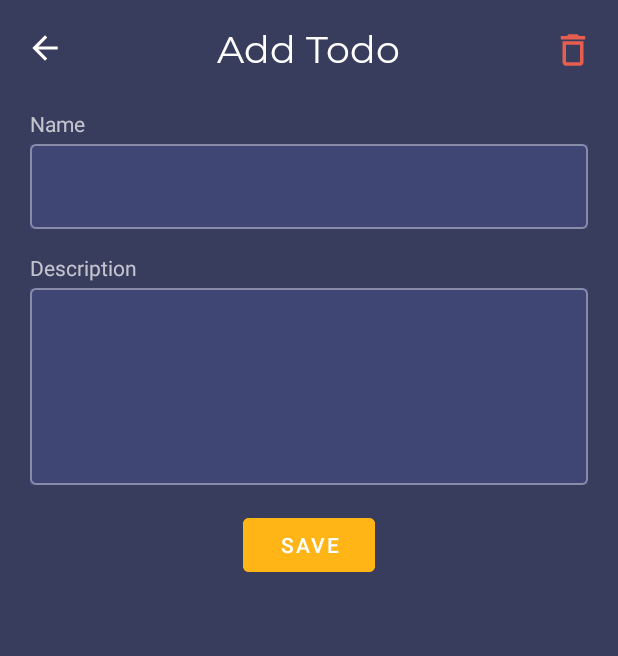
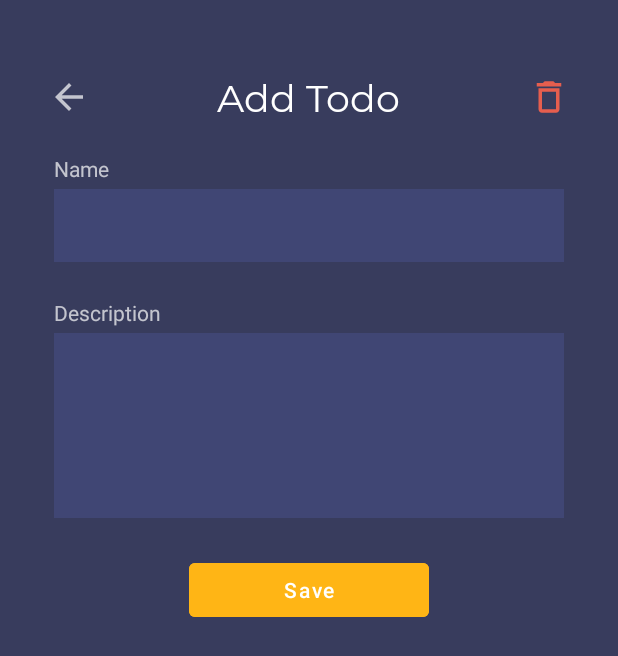
Before and after one commit to Ericwhh/Beproductiv, an Android app: the TodoItemForm screen opened directly, with no data from a screen before it, on a phone screen of 412 x 824 dp. Shown: the top 656 px of the screen. Run offline under Robolectric (Android 15) with nearby library versions, the phone set to English and light mode, and no system bars.

Commit message:
Change todo form back/delete button to be actual buttons

```diff
--- a/app/src/main/java/ca/bcit/beproductiv/TodoItemForm.java
+++ b/app/src/main/java/ca/bcit/beproductiv/TodoItemForm.java
@@ -20,5 +20,22 @@ public class TodoItemForm extends AppCompatActivity {
                 finish();
             }
         });
+
+        Button backButton = findViewById(R.id.todo_form_back_button);
+        backButton.setOnClickListener(new View.OnClickListener() {
+            @Override
+            public void onClick(View v) {
+                finish();
+            }
+        });
+
+        Button deleteButton = findViewById(R.id.todo_form_delete_button);
+        deleteButton.setOnClickListener(new View.OnClickListener() {
+            @Override
+            public void onClick(View v) {
+                // TODO
+            }
+        });
+
     }
 }
--- a/app/src/main/res/layout/activity_home.xml
+++ b/app/src/main/res/layout/activity_home.xml
@@ -23,7 +23,6 @@
         android:id="@+id/pager"
         android:layout_width="match_parent"
         android:layout_height="match_parent"
-        style="@style/PaddingLayout"
         >
         <com.google.android.material.tabs.TabLayout
             android:id="@+id/tab_layout"
--- a/app/src/main/res/layout/activity_todo_item_form.xml
+++ b/app/src/main/res/layout/activity_todo_item_form.xml
@@ -5,6 +5,7 @@
     android:layout_width="match_parent"
     android:layout_height="match_parent"
     style="@style/DefaultLayout"
+    android:padding="16dp"
     android:orientation="vertical"
     android:focusableInTouchMode="true"
     tools:context=".TodoItemForm">
@@ -12,16 +13,19 @@
     <RelativeLayout
         android:layout_width="match_parent"
         android:layout_height="wrap_content"
-        android:layout_marginTop="15dp"
+        android:layout_marginTop="32dp"
         android:layout_marginBottom="5dp"
         android:orientation="horizontal">
 
-        <ImageView android:layout_width="wrap_content"
+        <Button
+            android:id="@+id/todo_form_back_button"
+            android:layout_width="wrap_content"
             android:layout_height="wrap_content"
             android:layout_alignBottom="@+id/todo_form_header"
-            android:layout_marginLeft="12dp"
+            android:layout_marginStart="12dp"
             android:padding="4dp"
-            android:src="@drawable/ic_outline_arrow_back_24"
+            android:background="@android:color/transparent"
+            android:drawableLeft="@drawable/ic_outline_arrow_back_24"
             app:tint="@color/onBackgroundText" />
 
         <TextView
@@ -33,13 +37,17 @@
             style="@style/DefaultTextView"
             android:textSize="25sp"/>
 
-        <ImageView android:layout_width="wrap_content"
+        <Button
+            android:id="@+id/todo_form_delete_button"
+            android:layout_width="wrap_content"
             android:layout_height="wrap_content"
             android:layout_alignParentEnd="true"
-            android:layout_marginRight="12dp"
+            android:layout_alignBottom="@+id/todo_form_header"
+            android:layout_marginEnd="12dp"
             android:padding="4dp"
-            android:src="@drawable/ic_outline_delete_24"
-            app:tint="#E65E4E" />
+            android:background="@android:color/transparent"
+            android:drawableRight="@drawable/ic_outline_delete_24"
+            android:drawableTint="#E65E4E" />
     </RelativeLayout>
 
     <LinearLayout
@@ -60,14 +68,20 @@
             android:layout_width="match_parent"
             android:layout_height="wrap_content"
             android:background="@color/surface"
+            app:boxStrokeWidth="0dp"
+            app:boxStrokeWidthFocused="0dp"
+
             app:hintEnabled="false"
-            android:layout_marginBottom="16dp"
+            android:layout_marginBottom="24dp"
             android:hint="Name"
-            style="@style/Widget.MaterialComponents.TextInputLayout.OutlinedBox">
+            style="@style/Widget.MaterialComponents.TextInputLayout.OutlinedBox.Dense">
 
             <com.google.android.material.textfield.TextInputEditText
                 android:layout_width="match_parent"
                 android:layout_height="wrap_content"
+                android:lines="1"
+                android:maxLines="1"
+                android:singleLine="true"
                 />
 
         </com.google.android.material.textfield.TextInputLayout>
@@ -83,25 +97,30 @@
             android:layout_width="match_parent"
             android:layout_height="wrap_content"
             android:background="@color/surface"
-            android:layout_marginBottom="16dp"
+            app:boxStrokeWidth="0dp"
+            app:boxStrokeWidthFocused="0dp"
+            android:layout_marginBottom="24dp"
             app:hintEnabled="false"
-            style="@style/Widget.MaterialComponents.TextInputLayout.OutlinedBox">
+            style="@style/Widget.MaterialComponents.TextInputLayout.OutlinedBox.Dense">
 
             <com.google.android.material.textfield.TextInputEditText
                 android:layout_width="match_parent"
                 android:layout_height="wrap_content"
                 android:inputType="textMultiLine"
                 android:lines="5"
+                android:maxLines="5"
+                android:singleLine="true"
                 android:gravity="start"
                 />
 
         </com.google.android.material.textfield.TextInputLayout>
 
-        <Button
+        <com.google.android.material.button.MaterialButton
             android:id="@+id/todo_form_save_button"
             style="@style/ButtonPrimary"
             android:layout_gravity="center_horizontal"
             android:text="Save" />
+
     </LinearLayout>
 
 </LinearLayout>
--- a/app/src/main/res/values/colors.xml
+++ b/app/src/main/res/values/colors.xml
@@ -7,5 +7,4 @@
     <color name="surfaceRipple">#254e558d</color>
     <color name="onSurfaceText">#8E92AB</color>
     <color name="onBackgroundText">#ffffff</color>
-
 </resources>
--- a/app/src/main/res/values/styles.xml
+++ b/app/src/main/res/values/styles.xml
@@ -58,8 +58,9 @@
 
     <style name="ButtonPrimary" parent="Widget.MaterialComponents.Button.TextButton">
         <item name="android:layout_height">wrap_content</item>
-        <item name="android:layout_width">wrap_content</item>
+        <item name="android:layout_width">160dp</item>
         <item name="android:backgroundTint">@color/primary</item>
         <item name="android:textColor">@color/onBackgroundText</item>
+        <item name="android:textAllCaps">false</item>
     </style>
 </resources>
```
